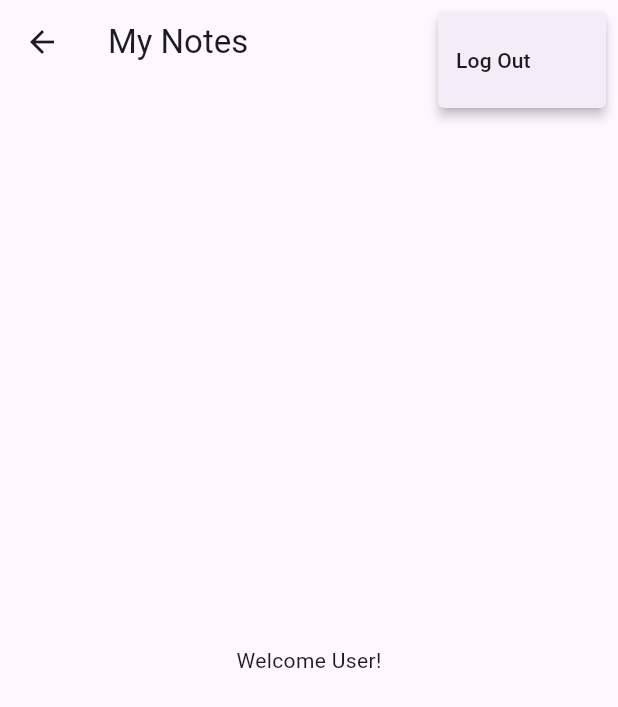
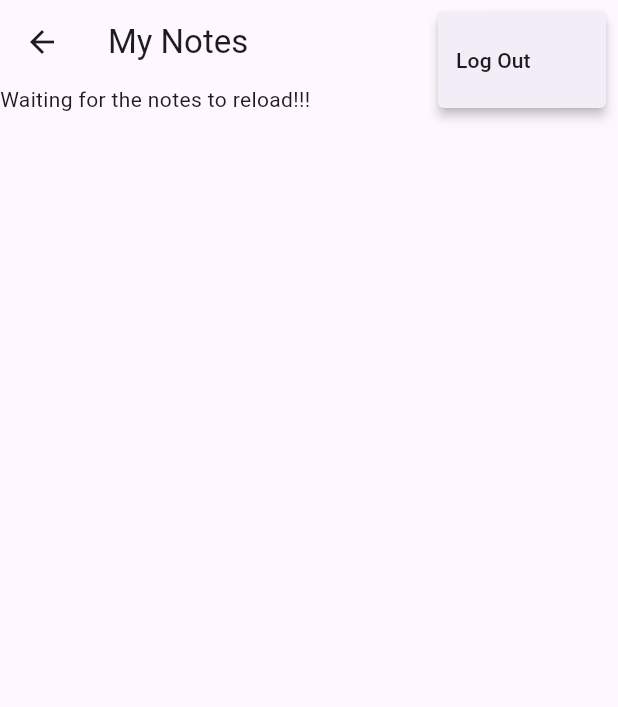
Before and after one commit to Aary23S/FlutterProject1-My-Notes, a Flutter app: the MyNotesView screen opened by its route, after a tap on the "more vert" icon, on a phone screen of 412 x 824 dp. Shown: the top 707 px of the screen. Run offline on Flutter 3.47's test engine with Material 3 defaults, Android fonts, the phone set to English and light mode, and no system bars; our stand-ins replace firebase_auth, firebase_core, sqflite; accounts and stored records are empty; network calls fail.

Commit message:
feat: Refactor AuthUser and NotesServices for improved user handling and note management

```diff
--- a/lib/services/auth/auth_user.dart
+++ b/lib/services/auth/auth_user.dart
@@ -6,9 +6,10 @@ import 'package:firebase_auth/firebase_auth.dart' show User;
 //creating a middleman so the repetition of the FirebaseAuth will reduce
 class AuthUser
 {
+  final String? email;
   final bool isEmailVerified;
-  const AuthUser(this.isEmailVerified);
+  const AuthUser({required this.email,required this.isEmailVerified});
 
-  factory AuthUser.fromFirebase(User user)=> AuthUser(user.emailVerified);
+  factory AuthUser.fromFirebase(User user)=> AuthUser(email: user.email,isEmailVerified: user.emailVerified);
 
 }
--- a/lib/services/crud/notes_services.dart
+++ b/lib/services/crud/notes_services.dart
@@ -1,6 +1,7 @@
 // ignore_for_file: unused_import, constant_identifier_names, unused_local_variable, unused_element
 
 import 'dart:async';
+import 'dart:core';
 
 import 'package:sqflite/sqflite.dart';
 import 'package:path_provider/path_provider.dart' show MissingPlatformDirectoryException, getApplicationDocumentsDirectory;
@@ -14,6 +15,12 @@ class NotesServices
     List<DatabaseNotes> _notes=[];
 
     final _notesStreamController = StreamController<List<DatabaseNotes>>.broadcast();
+
+    NotesServices._sharedInstance();
+    static final NotesServices _instance = NotesServices._sharedInstance();
+    factory NotesServices () => _instance;
+
+    Stream<List<DatabaseNotes>> get allNotes => _notesStreamController.stream;
 
     Future<void> _cacheNotes () async{
     final allNotes = await fetchAllNotes();
@@ -46,6 +53,7 @@ class NotesServices
 
     Future <void> deleteUser({required String email}) async
     {
+      await _ensureDBisOpen();
       final db = _getDatabaseOrThrow();
       final deleteCount = await db.delete(
         'userTable',
@@ -60,6 +68,7 @@ class NotesServices
 
     Future <DatabaseUser> createUser({required String email}) async
     {
+        await _ensureDBisOpen();
         final db= _getDatabaseOrThrow();
         final result = await db.query(userTable,where: 'email=?', whereArgs: [email.toLowerCase()]);
         if(result.isNotEmpty){
@@ -75,6 +84,7 @@ class NotesServices
     }
 
     Future <DatabaseUser> getUser({required String email}) async {
+      await _ensureDBisOpen();
       final db = _getDatabaseOrThrow();
       final results = await db.query(
         userTable,
@@ -91,6 +101,7 @@ class NotesServices
 
     Future <DatabaseUser> fetchUser ({required String email}) async
     {
+      await _ensureDBisOpen();
       final db = _getDatabaseOrThrow();
       final result = await db.query(userTable, limit: 1, where: 'email=?', whereArgs: [email.toLowerCase()]);
       if(result.isEmpty){
@@ -102,6 +113,7 @@ class NotesServices
 
     Future <DatabaseNotes> createNote({required DatabaseUser owner}) async
     {
+      await _ensureDBisOpen();
       final db = _getDatabaseOrThrow();
 
       final dbUser = await getUser(email : owner.email);
@@ -128,6 +140,7 @@ class NotesServices
 
     Future <void> deleteNote ({required int id}) async
     {
+        await _ensureDBisOpen();
         final db = _getDatabaseOrThrow();
 
         final deleteCount = await db.delete( noteTable,
@@ -146,11 +159,13 @@ class NotesServices
     }
 
     Future <int> deleteNotesofUser ({required int userIdCol}) async{
+      await _ensureDBisOpen();
       final db = _getDatabaseOrThrow();
       return await db.delete(noteTable, where: 'userIdCol = ?' , whereArgs: [userIdCol]);
     }
 
     Future <int> deleteAllNotes () async{
+      await _ensureDBisOpen();
       final db = _getDatabaseOrThrow();
       final noOfDeletations = await db.delete(noteTable);
       _notes = [];
@@ -159,6 +174,7 @@ class NotesServices
     }
 
     Future <DatabaseNotes> fetchNote ({required int id})async{
+    await _ensureDBisOpen();
     final db = _getDatabaseOrThrow();
 
     final result = await db.query(noteTable , where: 'id = ?', whereArgs: [id]);
@@ -176,6 +192,7 @@ class NotesServices
     }
 
     Future <List<DatabaseNotes>> fetchAllNotes () async {
+      await _ensureDBisOpen();
       final db = _getDatabaseOrThrow();
       final result = await db.query(noteTable);
 
@@ -186,6 +203,7 @@ class NotesServices
     }
 
     Future <DatabaseNotes> updateNotes ({required DatabaseNotes note, required String text})async{
+      await _ensureDBisOpen();
       final db=_getDatabaseOrThrow();
       final result=await db.update(noteTable,
         {
@@ -260,6 +278,13 @@ class NotesServices
         }
       }
 
+    Future <void> _ensureDBisOpen () async {
+      try{
+        await open();
+      } on DatabaseIsAlreadyOpen {
+          //empty
+      }
+    }
 }
 
 class DatabaseUser
--- a/lib/view/notes_view.dart
+++ b/lib/view/notes_view.dart
@@ -5,6 +5,7 @@ import 'package:registration_form/constants/routes.dart';
 import 'package:registration_form/enum/action_menu.dart';
 import 'package:registration_form/main.dart';
 import 'package:registration_form/services/auth/auth_service.dart';
+import 'package:registration_form/services/crud/notes_services.dart';
 
 class MyNotesView extends StatefulWidget {
   const MyNotesView({super.key});
@@ -14,9 +15,28 @@ class MyNotesView extends StatefulWidget {
 }
 
 class _MyNotesViewState extends State<MyNotesView> {
+  late final NotesServices _notesService;
+  String get userEmail => AuthService.firebase().currentUser!.email!;
+
+  @override
+  void initState (){
+    super.initState();
+    _notesService = NotesServices();
+    // _notesService.open();
+
+  }
+
+  @override
+  void dispose (){
+    super.dispose();
+    _notesService.close();
+
+  }
+
   @override
   Widget build(BuildContext context) {
-    return Scaffold(
+    return Scaffold
+    (
       appBar: AppBar(
         title: const Text("My Notes"),
         actions: [
@@ -44,9 +64,34 @@ class _MyNotesViewState extends State<MyNotesView> {
           )
         ],
       ),
-      body: const Center(
-        child: Text("Welcome User!"),
-      ),
+      body: FutureBuilder
+      (
+        future: _notesService.getOrCreateUser(email: userEmail),
+        builder:(context, snapshot) {
+          switch (snapshot.connectionState) {
+
+            case ConnectionState.done:
+              // return Text('Hello User!');
+              return StreamBuilder
+              (
+                stream: _notesService.allNotes,
+                builder: (context, snapshot)
+                {
+                    switch (snapshot.connectionState){
+                      case ConnectionState.waiting:
+                        return Text("Waiting for the notes to reload!!!");
+                      default :
+                        return CircularProgressIndicator();
+                    }
+                },
+              );
+            default:
+              return const CircularProgressIndicator();
+
+          }
+        }
+      )
     );
+
   }
 }
```
Lines whose indentation alone changed are shown as unchanged.
